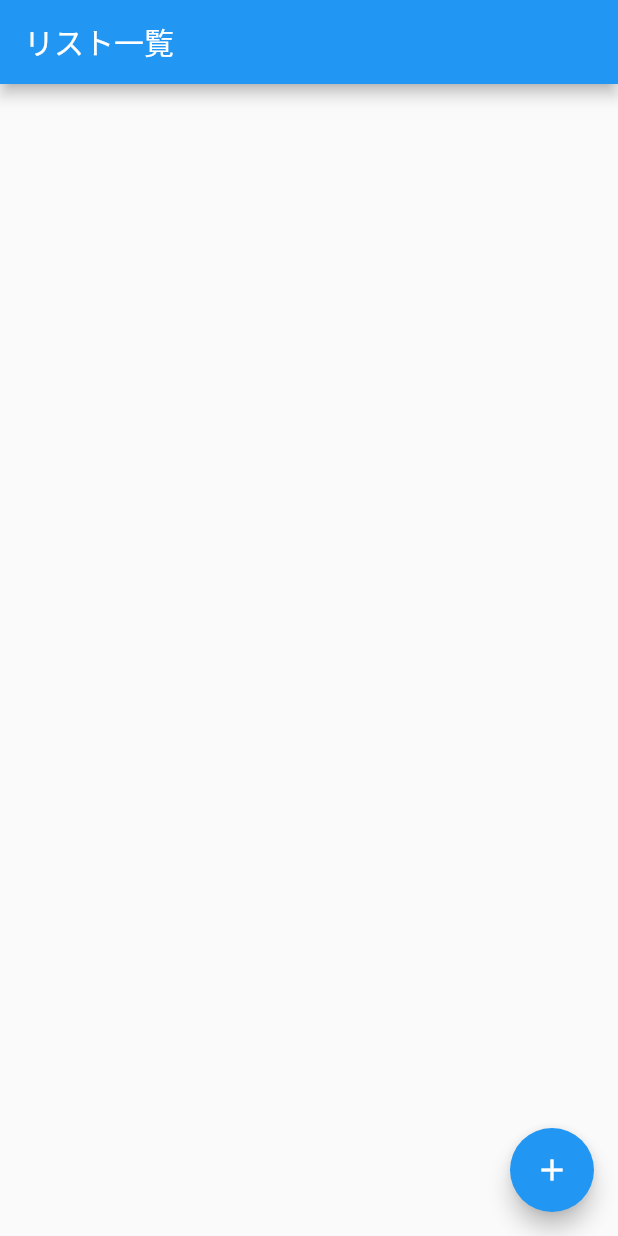
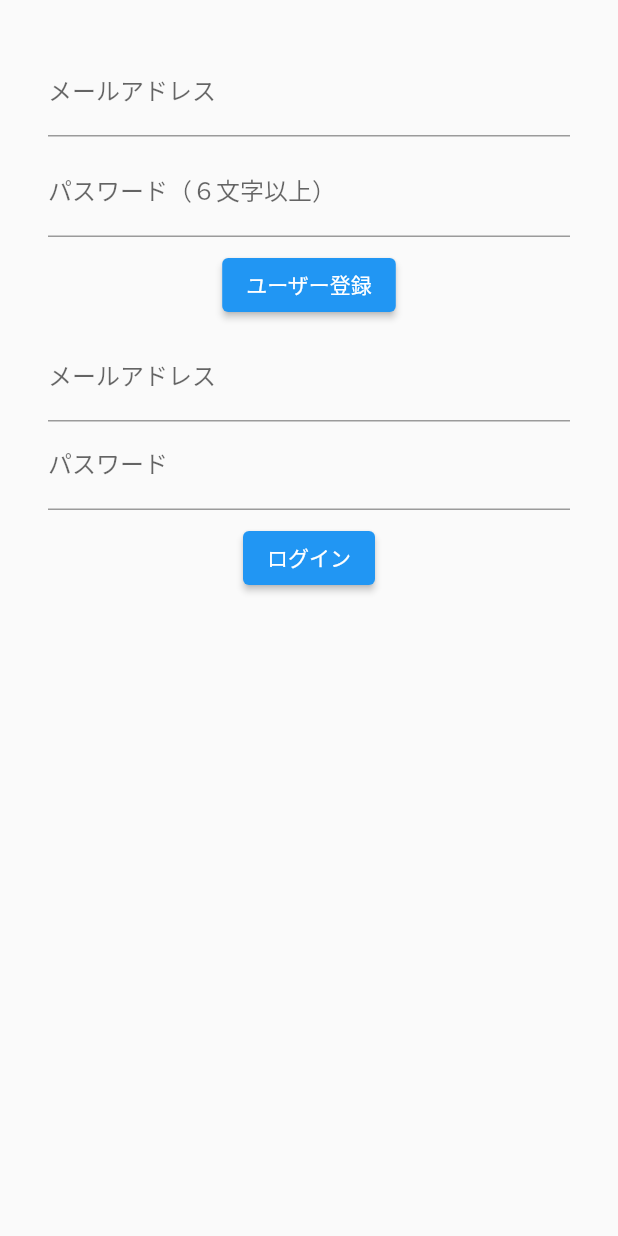
Before and after one commit to KuRa04/flutter_todo, a Flutter app: the screen it shows after launch, on a phone screen of 412 x 824 dp. Run offline on Flutter 3.47's test engine with Material 2 defaults, Android fonts, the phone set to English and light mode, and no system bars; our stand-ins replace cloud_firestore, firebase_auth, firebase_core; accounts and stored records are empty.

```diff
--- a/lib/main.dart
+++ b/lib/main.dart
@@ -1,5 +1,6 @@
 import 'dart:async';
 import 'package:flutter/material.dart';
+import 'package:firebase_auth/firebase_auth.dart';
 import 'package:cloud_firestore/cloud_firestore.dart';
 import 'package:firebase_core/firebase_core.dart';
 
@@ -22,7 +23,7 @@ class MyTodoApp extends StatelessWidget {
         primarySwatch: Colors.blue,
         visualDensity: VisualDensity.adaptivePlatformDensity,
       ),
-      home: TodoListPage(),
+      home: MyAuthPage(),
     );
   }
 }
@@ -30,6 +31,125 @@ class MyTodoApp extends StatelessWidget {
 class TodoListPage extends StatefulWidget {
   @override
   _TodoListPageState createState() => _TodoListPageState();
+}
+
+class MyAuthPage extends StatefulWidget {
+  @override
+  _MyAuthPageState createState() => _MyAuthPageState();
+}
+
+class _MyAuthPageState extends State<MyAuthPage> {
+  // 入力されたメールアドレス
+  String newUserEmail = "";
+  // 入力されたパスワード
+  String newUserPassword = "";
+  // 入力されたメールアドレス（ログイン）
+  String loginUserEmail = "";
+  // 入力されたパスワード（ログイン）
+  String loginUserPassword = "";
+  // 登録・ログインに関する情報を表示
+  String infoText = "";
+
+  @override
+  Widget build(BuildContext context) {
+    return Scaffold(
+      body: Center(
+        child: Container(
+          padding: EdgeInsets.all(32),
+          child: Column(
+            children: <Widget>[
+              TextFormField(
+                // テキスト入力のラベルを設定
+                decoration: InputDecoration(labelText: "メールアドレス"),
+                onChanged: (String value) {
+                  setState(() {
+                    newUserEmail = value;
+                  });
+                },
+              ),
+              const SizedBox(height: 8),
+              TextFormField(
+                decoration: InputDecoration(labelText: "パスワード（６文字以上）"),
+                // パスワードが見えないようにする
+                obscureText: true,
+                onChanged: (String value) {
+                  setState(() {
+                    newUserPassword = value;
+                  });
+                },
+              ),
+              const SizedBox(height: 8),
+              ElevatedButton(
+                onPressed: () async {
+                  try {
+                    // メール/パスワードでユーザー登録
+                    final FirebaseAuth auth = FirebaseAuth.instance;
+                    final UserCredential result =
+                        await auth.createUserWithEmailAndPassword(
+                      email: newUserEmail,
+                      password: newUserPassword,
+                    );
+
+                    // 登録したユーザー情報
+                    final User user = result.user!;
+                    setState(() {
+                      infoText = "登録OK：${user.email}";
+                    });
+                  } catch (e) {
+                    // 登録に失敗した場合
+                    setState(() {
+                      infoText = "登録NG：${e.toString()}";
+                    });
+                  }
+                },
+                child: Text("ユーザー登録"),
+              ),
+              const SizedBox(height: 8),
+              TextFormField(
+                decoration: InputDecoration(labelText: "メールアドレス"),
+                onChanged: (String value) {
+                  setState(() {
+                    loginUserEmail = value;
+                  });
+                },
+              ),
+              TextFormField(
+                decoration: InputDecoration(labelText: "パスワード"),
+                onChanged: (String value) {
+                  setState(() {
+                    loginUserPassword = value;
+                  });
+                },
+              ),
+              const SizedBox(height: 8),
+              ElevatedButton(
+                onPressed: () async {
+                  try {
+                    final FirebaseAuth auth = FirebaseAuth.instance;
+                    final UserCredential result =
+                        await auth.signInWithEmailAndPassword(
+                      email: loginUserEmail,
+                      password: loginUserPassword,
+                    );
+                    final User user = result.user!;
+                    setState(() {
+                      infoText = "ログインOK: ${user.email}";
+                    });
+                  } catch (e) {
+                    setState(() {
+                      infoText = "ログインNG: ${e.toString()}";
+                    });
+                  }
+                },
+                child: Text("ログイン"),
+              ),
+              Text(infoText)
+            ],
+          ),
+        ),
+      ),
+    );
+  }
 }
 
 class _TodoListPageState extends State<TodoListPage> {
--- a/pubspec.yaml
+++ b/pubspec.yaml
@@ -31,6 +31,7 @@ dependencies:
     sdk: flutter
   firebase_core: ^1.4.0
   cloud_firestore: ^2.4.0
+  firebase_auth: ^3.0.1
 
   # The following adds the Cupertino Icons font to your application.
   # Use with the CupertinoIcons class for iOS style icons.
```
Also changed, not shown: pubspec.lock, 5 other files.
